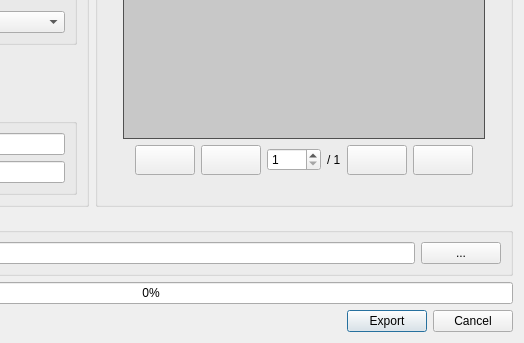
This is src/xtexportdlg.ui in CrazyCoder/crqt-ng as Qt 5 draws it before an edit; both pictures show x 222 to 746 and y 571 to 914 of the 746 by 914 pixel window. The edited form follows.
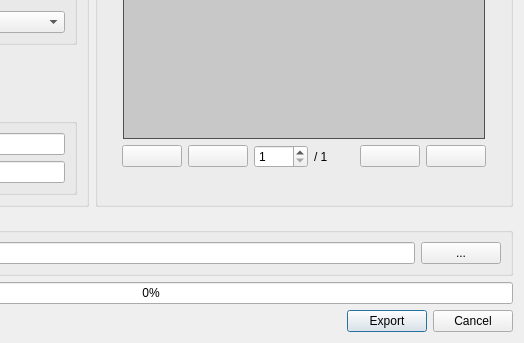
This is the edited form. Icons and pictures are not drawn.

Commit message:
Fix dithering reset on format change and UI polish
- Reset dithering settings when format changes to ensure consistent
  defaults for each format type
- Remove unnecessary minimum height constraints on navigation buttons
- Add minimum width to page count label for stable layout

```diff
--- a/src/xtexportdlg.ui
+++ b/src/xtexportdlg.ui
@@ -669,7 +669,7 @@
               <property name="minimumSize">
                <size>
                 <width>60</width>
-                <height>30</height>
+                <height>0</height>
                </size>
               </property>
               <property name="toolTip">
@@ -697,7 +697,7 @@
               <property name="minimumSize">
                <size>
                 <width>60</width>
-                <height>30</height>
+                <height>0</height>
                </size>
               </property>
               <property name="toolTip">
@@ -729,6 +729,12 @@
             </item>
             <item>
              <widget class="QLabel" name="lblPageCount">
+              <property name="minimumSize">
+               <size>
+                <width>40</width>
+                <height>0</height>
+               </size>
+              </property>
               <property name="text">
                <string>/ 1</string>
               </property>
@@ -745,7 +751,7 @@
               <property name="minimumSize">
                <size>
                 <width>60</width>
-                <height>30</height>
+                <height>0</height>
                </size>
               </property>
               <property name="toolTip">
@@ -773,7 +779,7 @@
               <property name="minimumSize">
                <size>
                 <width>60</width>
-                <height>30</height>
+                <height>0</height>
                </size>
               </property>
               <property name="toolTip">
```
The commit also changes 1 other file.
